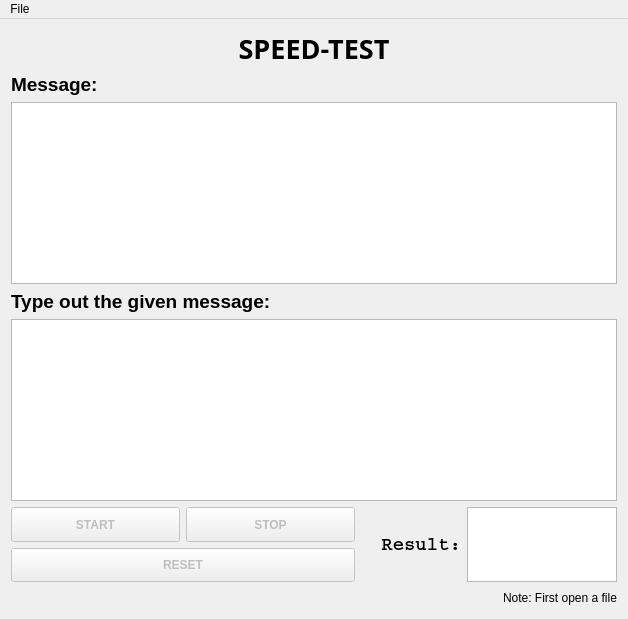
Above: mainwindow.ui from mayank1495/speedify before the change. Below: the same form after it.
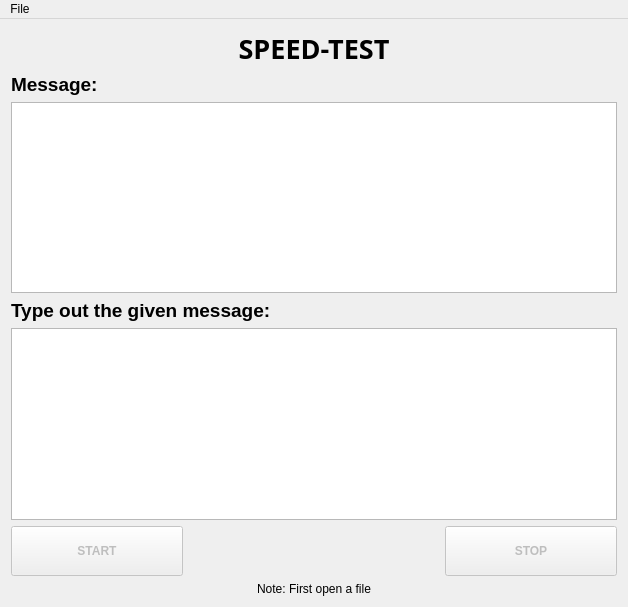
That is the form after the change.

Commit message: UI improvements and change code indentation to gnu

Patch:
```diff
--- a/mainwindow.ui
+++ b/mainwindow.ui
@@ -7,7 +7,7 @@
     <x>0</x>
     <y>0</y>
     <width>628</width>
-    <height>619</height>
+    <height>607</height>
    </rect>
   </property>
   <property name="windowTitle">
@@ -17,7 +17,7 @@
    <bool>false</bool>
   </property>
   <widget class="QWidget" name="centralWidget">
-   <layout class="QVBoxLayout" name="verticalLayout_2">
+   <layout class="QVBoxLayout" name="verticalLayout">
     <item>
      <widget class="QLabel" name="label_3">
       <property name="font">
@@ -106,10 +106,6 @@
      </widget>
     </item>
     <item>
-     <layout class="QHBoxLayout" name="horizontalLayout_3">
-      <item>
-       <layout class="QVBoxLayout" name="verticalLayout">
-        <item>
          <layout class="QHBoxLayout" name="horizontalLayout">
           <property name="sizeConstraint">
            <enum>QLayout::SetDefaultConstraint</enum>
@@ -136,6 +132,31 @@
             </property>
            </widget>
           </item>
+      <item>
+       <widget class="QLabel" name="resultText">
+        <property name="minimumSize">
+         <size>
+          <width>250</width>
+          <height>50</height>
+         </size>
+        </property>
+        <property name="maximumSize">
+         <size>
+          <width>250</width>
+          <height>50</height>
+         </size>
+        </property>
+        <property name="text">
+         <string/>
+        </property>
+        <property name="alignment">
+         <set>Qt::AlignCenter</set>
+        </property>
+        <property name="textInteractionFlags">
+         <set>Qt::TextSelectableByKeyboard|Qt::TextSelectableByMouse</set>
+        </property>
+       </widget>
+      </item>
           <item>
            <widget class="QPushButton" name="stopBut">
             <property name="enabled">
@@ -161,123 +182,14 @@
          </layout>
         </item>
         <item>
-         <widget class="QPushButton" name="resetBut">
-          <property name="enabled">
-           <bool>false</bool>
-          </property>
-          <property name="sizePolicy">
-           <sizepolicy hsizetype="Minimum" vsizetype="Minimum">
-            <horstretch>0</horstretch>
-            <verstretch>0</verstretch>
-           </sizepolicy>
-          </property>
-          <property name="font">
-           <font>
-            <weight>75</weight>
-            <bold>true</bold>
-           </font>
-          </property>
-          <property name="text">
-           <string>RESET</string>
-          </property>
-         </widget>
-        </item>
-       </layout>
-      </item>
-      <item>
-       <widget class="QLabel" name="label_2">
-        <property name="minimumSize">
-         <size>
-          <width>100</width>
-          <height>75</height>
-         </size>
-        </property>
-        <property name="maximumSize">
-         <size>
-          <width>100</width>
-          <height>75</height>
-         </size>
-        </property>
-        <property name="font">
-         <font>
-          <family>Courier</family>
-          <pointsize>14</pointsize>
-          <weight>75</weight>
-          <bold>true</bold>
-         </font>
-        </property>
-        <property name="text">
-         <string>Result:</string>
-        </property>
-        <property name="alignment">
-         <set>Qt::AlignRight|Qt::AlignTrailing|Qt::AlignVCenter</set>
-        </property>
-       </widget>
-      </item>
-      <item>
-       <widget class="QTextEdit" name="resultText">
-        <property name="sizePolicy">
-         <sizepolicy hsizetype="Fixed" vsizetype="Fixed">
-          <horstretch>0</horstretch>
-          <verstretch>0</verstretch>
-         </sizepolicy>
-        </property>
-        <property name="minimumSize">
-         <size>
-          <width>150</width>
-          <height>75</height>
-         </size>
-        </property>
-        <property name="maximumSize">
-         <size>
-          <width>150</width>
-          <height>75</height>
-         </size>
-        </property>
-        <property name="baseSize">
-         <size>
-          <width>0</width>
-          <height>0</height>
-         </size>
-        </property>
-        <property name="font">
-         <font>
-          <family>Courier New</family>
-          <pointsize>10</pointsize>
-          <weight>75</weight>
-          <bold>true</bold>
-         </font>
-        </property>
-        <property name="readOnly">
-         <bool>true</bool>
-        </property>
-       </widget>
-      </item>
-     </layout>
-    </item>
-    <item>
-     <layout class="QHBoxLayout" name="horizontalLayout_2">
-      <item>
-       <spacer name="horizontalSpacer_2">
-        <property name="orientation">
-         <enum>Qt::Horizontal</enum>
-        </property>
-        <property name="sizeHint" stdset="0">
-         <size>
-          <width>40</width>
-          <height>20</height>
-         </size>
-        </property>
-       </spacer>
-      </item>
-      <item>
        <widget class="QLabel" name="label_5">
         <property name="text">
          <string>Note: First open a file</string>
         </property>
-       </widget>
-      </item>
-     </layout>
+      <property name="alignment">
+       <set>Qt::AlignCenter</set>
+      </property>
+     </widget>
     </item>
    </layout>
   </widget>
```
Left out of the diff: 2 changed lines with no effect on the pictures. Lines whose indentation alone changed are shown as unchanged. The commit also changes 2 other files.
